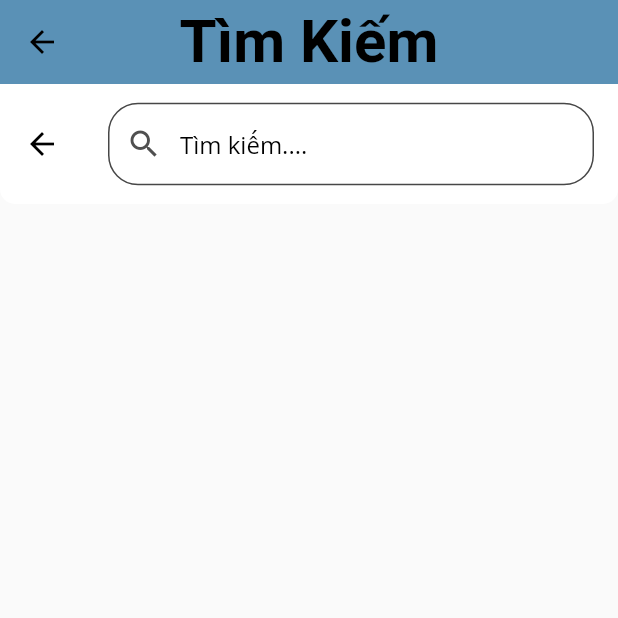
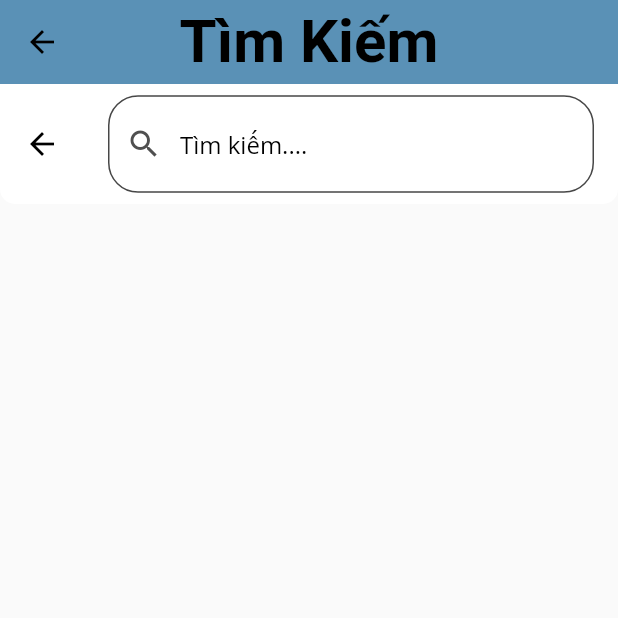
Before and after one commit to Phung-B2005729/NienLuanNganh_CNTT, a Flutter app: the TimKiemScreen screen opened directly, on a phone screen of 412 x 824 dp, the top half of it. Run offline on Flutter 3.47's test engine with Material 2 defaults, Android fonts, the phone set to English and light mode, and no system bars; our stand-ins replace cloud_firestore, firebase_auth, firebase_core, firebase_storage, font_awesome_flutter, google_fonts and 2 more; missing offline and left inert: flutter_quill; accounts and stored records are empty; Roboto replaces fonts that are missing (Arizonia).

Commit message:
"updtae-timkiem"

```diff
--- a/lib/src/screen/timkiem/tim_kiem_screen.dart
+++ b/lib/src/screen/timkiem/tim_kiem_screen.dart
@@ -75,7 +75,7 @@ class _TimKiemScreenState extends State<TimKiemScreen>
                     //  snap: false,
                     title: Container(
                       color: Colors.white,
-                      height: 55,
+                      //  height: 55,
                       child: TextField(
                         onTap: () {
                           // ignore: curly_braces_in_flow_control_structures
```
